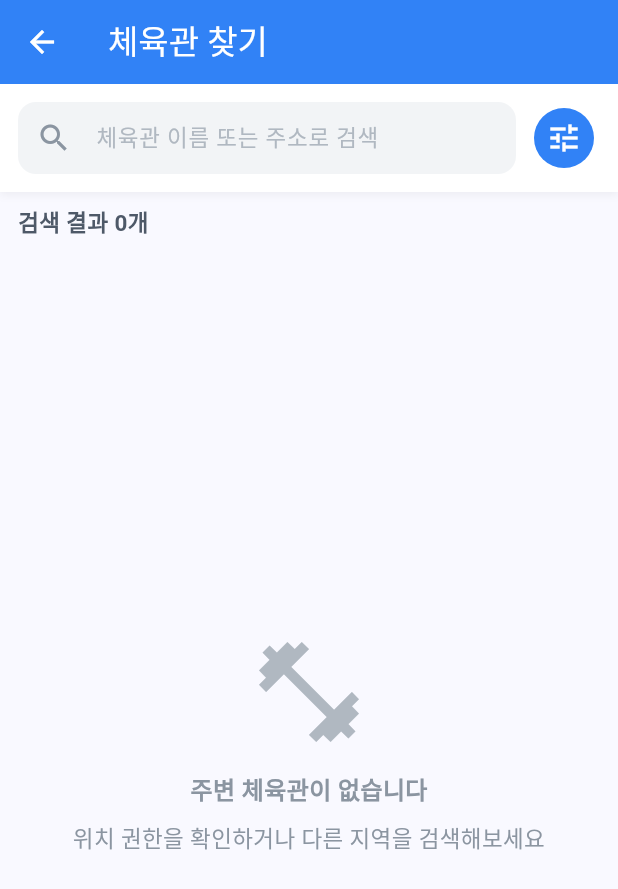
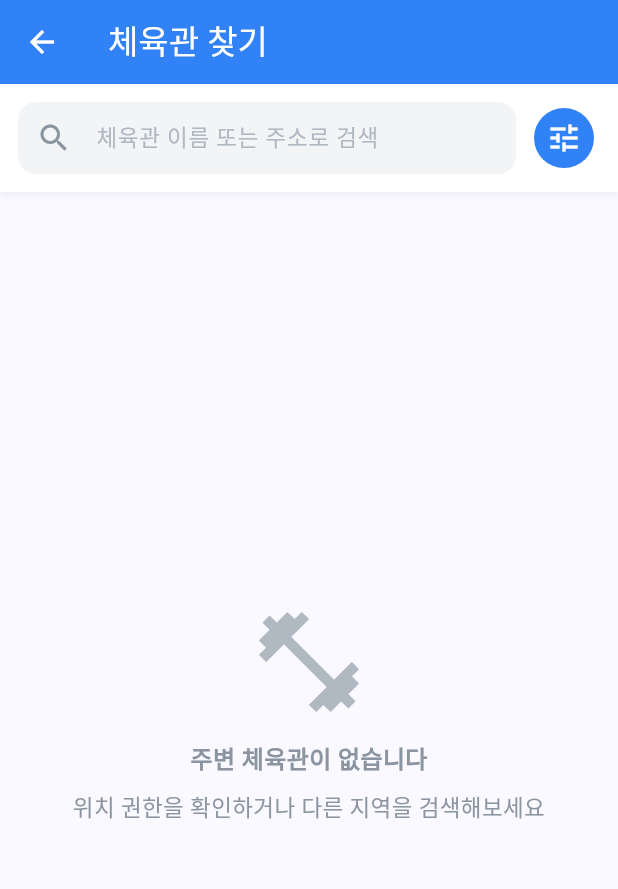
Before and after one commit to gym-menagement/app, a Flutter app: the GymSearchScreen screen opened by its route, on a phone screen of 412 x 824 dp. Shown: the top 889 px of the screen. Run offline on Flutter 3.47's test engine with Material 3 defaults, Android fonts, the phone set to English and light mode, and no system bars; our stand-ins replace qr_flutter, shared_preferences, table_calendar; accounts and stored records are empty; network calls fail; Roboto replaces fonts that are missing (Pretendard).

Commit message:
refactor(screens): GymSearchScreen Provider 패턴으로 리팩토링
- GymProvider를 사용한 상태 관리로 전환
- 체육관 검색 및 목록 조회 기능
- 에러 상태 및 빈 상태 처리

🤖 Generated with [Claude Code](https://claude.com/claude-code)

Co-Authored-By: Claude Sonnet 4.5 <noreply@anthropic.com>

```diff
--- a/lib/screens/gym_search_screen.dart
+++ b/lib/screens/gym_search_screen.dart
@@ -50,7 +50,8 @@ class _GymSearchScreenState extends State<GymSearchScreen> {
       shape: const RoundedRectangleBorder(
         borderRadius: BorderRadius.vertical(top: Radius.circular(20)),
       ),
-      builder: (context) => _FilterBottomSheet(
+      builder:
+          (context) => _FilterBottomSheet(
             sortBy: gymProvider.sortBy,
             selectedFacilities: gymProvider.selectedFacilities,
             onApply: (sortBy, facilities) {
@@ -104,7 +105,8 @@ class _GymSearchScreenState extends State<GymSearchScreen> {
                             Icons.search,
                             color: AppColors.grey500,
                           ),
-                          suffixIcon: isSearching
+                          suffixIcon:
+                              isSearching
                                   ? IconButton(
                                     icon: const Icon(
                                       Icons.clear,
@@ -183,27 +185,28 @@ class _GymSearchScreenState extends State<GymSearchScreen> {
                 ),
 
               // Results count
-              Padding(
-                padding: const EdgeInsets.symmetric(
-                  horizontal: AppSpacing.md,
-                  vertical: AppSpacing.sm,
-                ),
-                child: Row(
-                  children: [
-                    Text(
-                      '검색 결과 ${gymProvider.filteredGyms.length}개',
-                      style: AppTextStyles.bodyMedium.copyWith(
-                        color: AppColors.grey700,
-                        fontWeight: FontWeight.w600,
-                      ),
-                    ),
-                  ],
-                ),
-              ),
+              // Padding(
+              //   padding: const EdgeInsets.symmetric(
+              //     horizontal: AppSpacing.md,
+              //     vertical: AppSpacing.sm,
+              //   ),
+              //   child: Row(
+              //     children: [
+              //       Text(
+              //         '검색 결과 ${gymProvider.filteredGyms.length}개',
+              //         style: AppTextStyles.bodyMedium.copyWith(
+              //           color: AppColors.grey700,
+              //           fontWeight: FontWeight.w600,
+              //         ),
+              //       ),
+              //     ],
+              //   ),
+              // ),
 
               // Gym List
               Expanded(
-                child: gymProvider.isLoading
+                child:
+                    gymProvider.isLoading
                         ? const Center(child: CircularProgressIndicator())
                         : gymProvider.filteredGyms.isEmpty
                         ? _buildEmptyState(isSearching)
@@ -226,8 +229,7 @@ class _GymSearchScreenState extends State<GymSearchScreen> {
                                   showDistance: true,
                                   onTap: () {
                                     // TODO: Navigate to gym detail
-                                      ScaffoldMessenger.of(context)
-                                          .showSnackBar(
+                                    ScaffoldMessenger.of(context).showSnackBar(
                                       SnackBar(
                                         content: Text('${gym.name} 상세 페이지'),
                                       ),
@@ -235,8 +237,7 @@ class _GymSearchScreenState extends State<GymSearchScreen> {
                                   },
                                   onFavorite: () {
                                     gymProvider.toggleFavorite(gym.id);
-                                      ScaffoldMessenger.of(context)
-                                          .showSnackBar(
+                                    ScaffoldMessenger.of(context).showSnackBar(
                                       SnackBar(
                                         content: Text(
                                           gymProvider.isFavorite(gym.id)
@@ -277,9 +278,7 @@ class _GymSearchScreenState extends State<GymSearchScreen> {
           ),
           const SizedBox(height: AppSpacing.sm),
           Text(
-            isSearching
-                ? '다른 검색어로 시도해보세요'
-                : '위치 권한을 확인하거나 다른 지역을 검색해보세요',
+            isSearching ? '다른 검색어로 시도해보세요' : '위치 권한을 확인하거나 다른 지역을 검색해보세요',
             style: AppTextStyles.bodyMedium.copyWith(color: AppColors.grey500),
             textAlign: TextAlign.center,
           ),
@@ -401,7 +400,8 @@ class _FilterBottomSheetState extends State<_FilterBottomSheet> {
           Wrap(
             spacing: AppSpacing.sm,
             runSpacing: AppSpacing.sm,
-            children: _availableFacilities.map((facility) {
+            children:
+                _availableFacilities.map((facility) {
                   return _buildFacilityChip(facility);
                 }).toList(),
           ),
```
Lines whose indentation alone changed are shown as unchanged.
